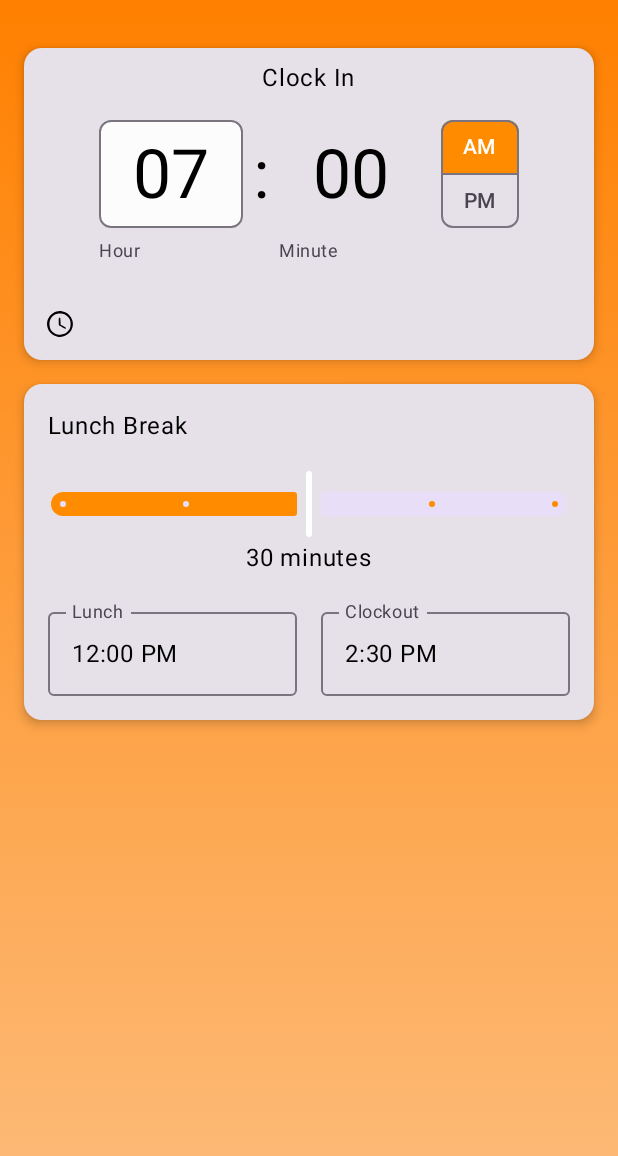
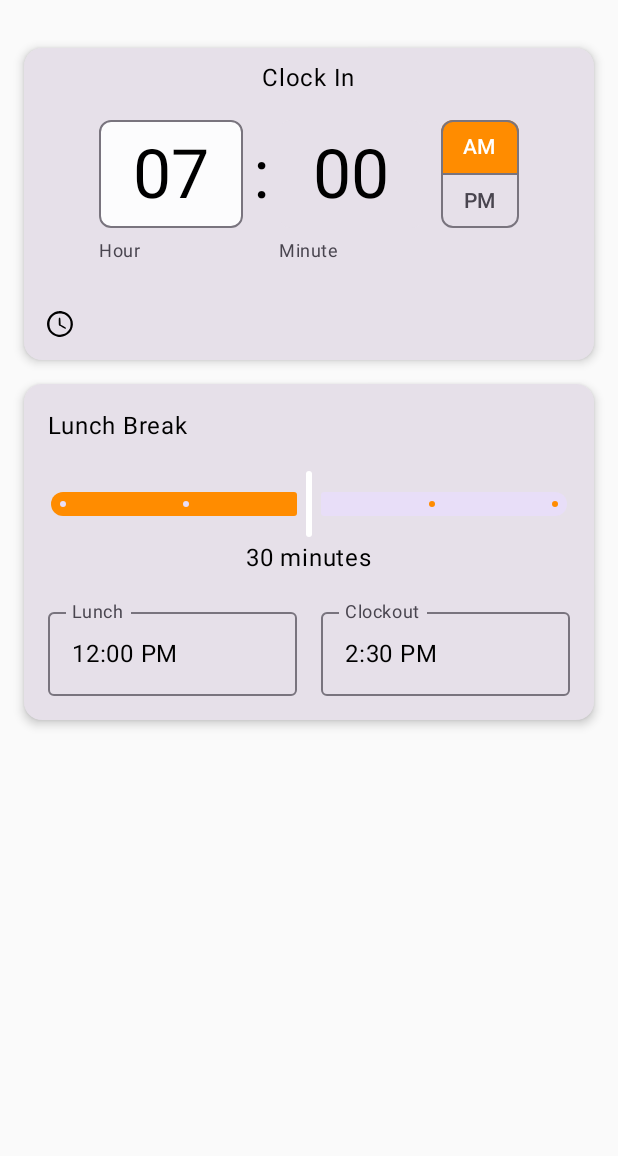
Before and after one commit to kyle-ce/clock-out-mobile, an Android app built with Jetpack Compose: the screen it shows after launch (MainActivity), on a phone screen of 412 x 824 dp. Shown: the top 1156 px of the screen. Run offline under Robolectric (Android 15) with nearby library versions, the phone set to English and light mode, and no system bars.

```diff
--- a/app/src/main/java/com/example/clockout/MainActivity.kt
+++ b/app/src/main/java/com/example/clockout/MainActivity.kt
@@ -21,17 +21,7 @@ class MainActivity : ComponentActivity() {
         setContent {
             ClockoutTheme {
                 Scaffold(
-                    modifier = Modifier
-                        .fillMaxSize()
-                        .background(
-                            brush = Brush.verticalGradient(
-                                colors = listOf(
-                                    Color(0xFFFF8000).copy(alpha = 1f),// Light orange with 50% opacity
-                                    Color(0xFFFF8000).copy(alpha = 0.5f), // Light orange
-                                )
-
-                            )
-                        )
+                    modifier = Modifier.fillMaxSize()
                 ) { innerPadding ->
                     App(modifier = Modifier.padding(innerPadding))
                 }
@@ -50,8 +40,8 @@ fun AppPreview() {
                 .background(
                     brush = Brush.verticalGradient(
                         colors = listOf(
-                            Color(0xFFFF8000).copy(alpha = 1f),// Light orange with 50% opacity
-                            Color(0xFFFF8000).copy(alpha = 0.5f), // Light orange
+                            Color(0xFFFF8000).copy(alpha = 1f),
+                            Color(0xFFFF8000).copy(alpha = 0.5f),
                         )
 
                     )
```
